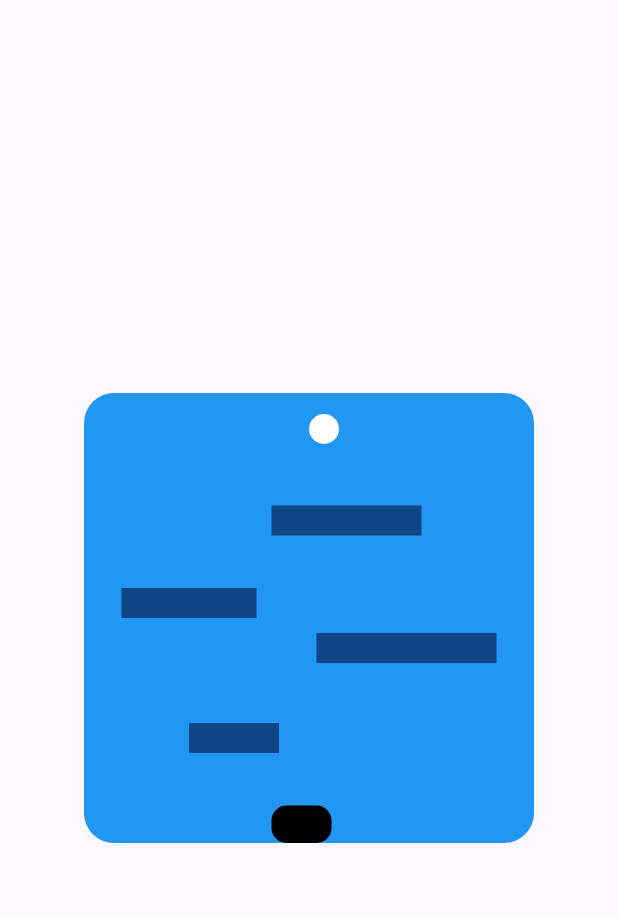
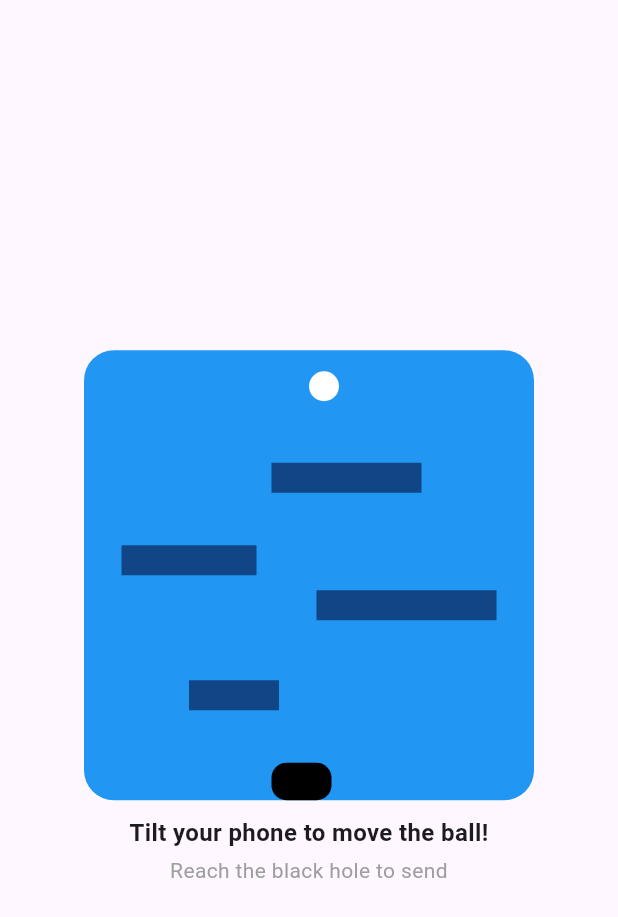
Before and after one commit to ka-lu/StormHacks2025, a Flutter app: the Maze screen opened directly, on a phone screen of 412 x 824 dp. Shown: the top 917 px of the screen. Run offline on Flutter 3.47's test engine with Material 3 defaults, Android fonts, the phone set to English and light mode, and no system bars; our stand-ins replace sensors_plus.

Commit message:
Tweaked maze_screen to improve experience

```diff
--- a/stormhacksapp/lib/screens/maze_screen.dart
+++ b/stormhacksapp/lib/screens/maze_screen.dart
@@ -1,12 +1,9 @@
 import 'package:flutter/material.dart';
 import 'package:sensors_plus/sensors_plus.dart';
 import 'dart:async';
-import 'package:flutter/material.dart';
 import 'package:flutter/services.dart';
 import 'package:stormhacksapp/screens/home_screen.dart';
-import 'home_screen.dart';
 import 'package:url_launcher/url_launcher.dart';
-import 'package:flutter/scheduler.dart';
 
 
 class Maze extends StatefulWidget {
@@ -33,9 +30,14 @@ class _mazeState extends State<Maze> {
   double circleY = 0;
 
   double gravity = 2.0;
-  double horizontalSpeed = 5.0;
+  double horizontalSpeed = 3.0;
 
   List<Rect> platforms = [];
+
+  StreamSubscription<AccelerometerEvent>? _accelerometerSubscription;
+  double _tiltSensitivity = 3.0;
+
+  Timer? _gravityTimer;
 
   @override
   void initState() {
@@ -48,12 +50,32 @@ class _mazeState extends State<Maze> {
       Rect.fromLTWH(70, 220, 60, 20),
     ];
 
-    Timer.periodic(const Duration(milliseconds: 256), (timer) {
+    _accelerometerSubscription = accelerometerEventStream().listen((AccelerometerEvent event) {
+      if (mounted) {
+        setState(() {
+          double newX = circleX + event.x * _tiltSensitivity;
+          if (!checkCollision(newX, circleY)) {
+            circleX += newX;
+          }
+        });
+      }
+    });
+
+    _gravityTimer = Timer.periodic(const Duration(milliseconds: 256), (timer) {
+      if (mounted) {
         setState(() {
           applyGravity();
           clampBoundaries();
         });
+      }
     });
+  }
+
+  @override
+  void dispose() {
+    _gravityTimer?.cancel();
+    _accelerometerSubscription?.cancel();
+    super.dispose();
   }
 
   bool goalReached = false;
@@ -62,6 +84,8 @@ class _mazeState extends State<Maze> {
     if (!goalReached && (circleX > 125 && circleX < 165) && (circleY > 275)) {
       goalReached = true;
       _sendSMS();
+      _gravityTimer?.cancel();
+      _accelerometerSubscription?.cancel();
       Navigator.pushReplacement(
       context,
         MaterialPageRoute(
@@ -91,18 +115,37 @@ class _mazeState extends State<Maze> {
       }
     }
     if (!onPlatform) {
+      if (!checkCollision(circleX, nextY)) {
         circleY = nextY;
       }
+    }
+  }
+
+  bool checkCollision(double newX, double newY) {
+    Rect ballRect = Rect.fromLTWH(newX, newY, 20, 20);
+
+    for (Rect platform in platforms) {
+      if (ballRect.overlaps(platform)) {
+        return true;
+      }
+    }
+    return false;
   }
 
   KeyEventResult handleKey(FocusNode node, KeyEvent event) {
     if (event is KeyDownEvent || event is KeyRepeatEvent) {
       if (event.logicalKey == LogicalKeyboardKey.arrowLeft) {
-        circleX -= horizontalSpeed;
+        double newX = circleX - horizontalSpeed;
+        if (!checkCollision(newX, circleY)) {
+          circleX = newX;
+        }
         setState(() {});
       }
       else if (event.logicalKey == LogicalKeyboardKey.arrowRight) {
-        circleX += horizontalSpeed;
+        double newX = circleX + horizontalSpeed;
+        if (!checkCollision(newX, circleY)) {
+          circleX = newX;
+        }
         setState(() {});
       }
     }
@@ -112,11 +155,14 @@ class _mazeState extends State<Maze> {
   @override
   Widget build(BuildContext context) {
     return Focus(
-      autofocus: true, // <-- Ensures it receives keyboard events immediately
+      autofocus: true,
       onKeyEvent: handleKey,
       child: Scaffold(
         body: Center(
-          child: Stack(
+          child: Column(
+            mainAxisAlignment: MainAxisAlignment.center,
+            children: [
+              Stack(
                 children: [
 
                   Container(
@@ -136,7 +182,6 @@ class _mazeState extends State<Maze> {
                       height: p.height,
                       decoration: BoxDecoration(
                         color: const Color.fromARGB(255, 16, 70, 133),
-                    //borderRadius: BorderRadius.circular(10),
                       ),
                     ),
                   )),
@@ -168,6 +213,28 @@ class _mazeState extends State<Maze> {
                   ),
                 ],
               ),
+
+              SizedBox(height: 10),
+              Text(
+                'Tilt your phone to move the ball!',
+                style: TextStyle(
+                  fontSize: 16,
+                  fontWeight: FontWeight.bold,
+                ),
+                textAlign: TextAlign.center,
+              ),
+              SizedBox(height: 4),
+              Text(
+                'Reach the black hole to send',
+                style: TextStyle(
+                  fontSize: 14,
+                  color: Colors.grey,
+                ),
+                textAlign: TextAlign.center,
+              ),
+
+            ],
+          ),
         ),
       ),
     );
```
Lines whose indentation alone changed are shown as unchanged.
